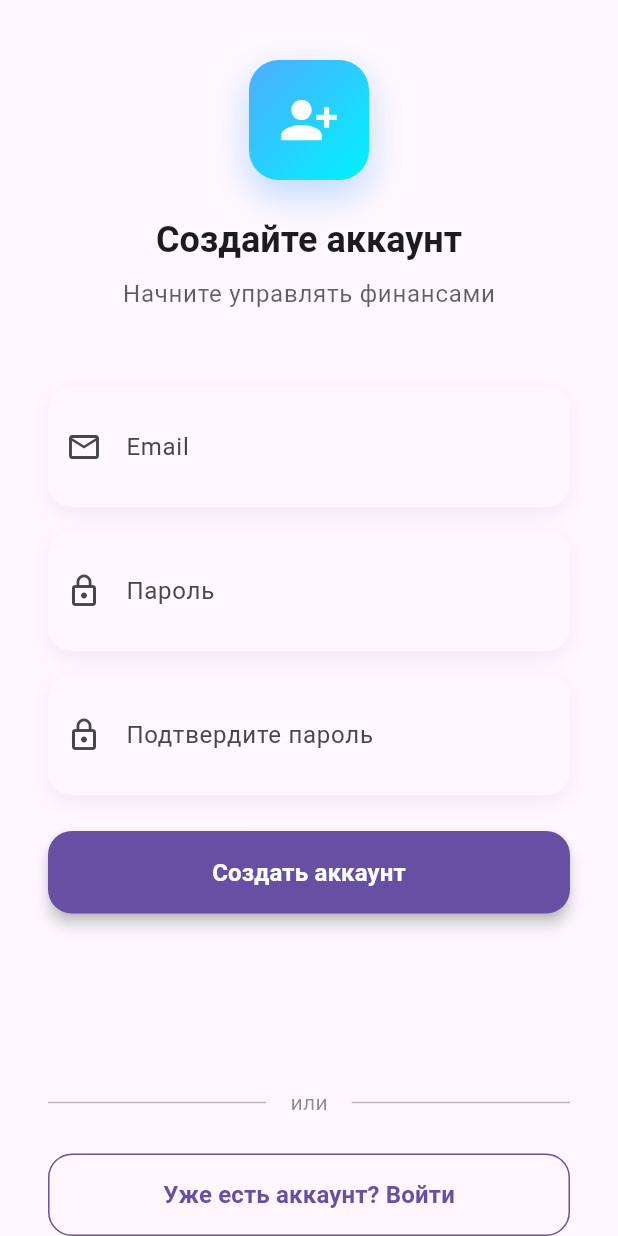
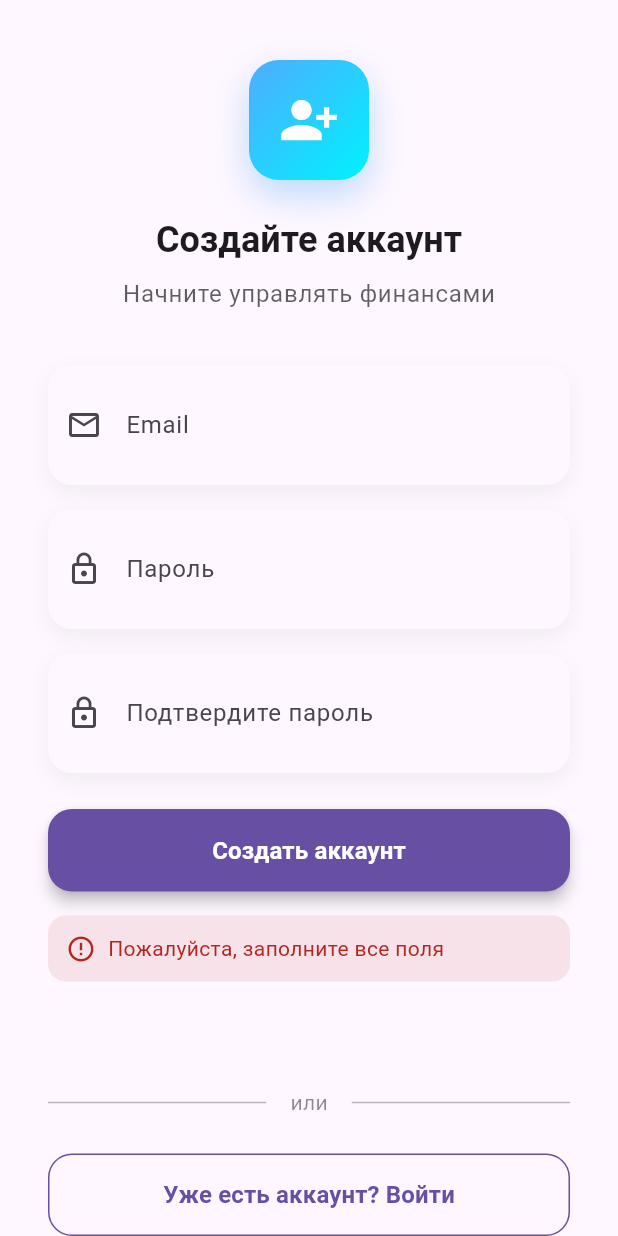
Before and after one commit to verniiiii/flutter13, a Flutter app: the RegisterScreen screen opened by its route, after a tap on "Создать аккаунт", on a phone screen of 412 x 824 dp. Run offline on Flutter 3.47's test engine with Material 3 defaults, Android fonts, the phone set to English and light mode, and no system bars; our stand-ins replace dio, flutter_mobx, flutter_secure_storage, get_it, go_router, mobx and 2 more; accounts and stored records are empty; statements that could not run were skipped.

Commit message:
integrate authentication API into login and register screens

```diff
--- a/lib/ui/features/auth/screens/register_screen.dart
+++ b/lib/ui/features/auth/screens/register_screen.dart
@@ -1,5 +1,4 @@
 import 'package:flutter/material.dart';
-import 'package:flutter_mobx/flutter_mobx.dart';
 import 'package:go_router/go_router.dart';
 import 'package:get_it/get_it.dart';
 import 'package:prac13/ui/features/auth/state/auth_store.dart';
@@ -229,8 +228,9 @@ class _RegisterScreenState extends State<RegisterScreen> with SingleTickerProvid
         const SizedBox(height: 24),
 
         // Кнопка регистрации
-        Observer(
-          builder: (_) => SizedBox(
+        ListenableBuilder(
+          listenable: authStore,
+          builder: (context, _) => SizedBox(
             width: double.infinity,
             child: ElevatedButton(
               onPressed: authStore.isLoading ? null : _handleRegister,
@@ -266,8 +266,9 @@ class _RegisterScreenState extends State<RegisterScreen> with SingleTickerProvid
         const SizedBox(height: 16),
 
         // Сообщение об ошибке
-        Observer(
-          builder: (_) => AnimatedSwitcher(
+        ListenableBuilder(
+          listenable: authStore,
+          builder: (context, _) => AnimatedSwitcher(
             duration: const Duration(milliseconds: 300),
             child: authStore.hasError
                 ? Container(
```
Also changed, not shown: lib/ui/features/auth/screens/login_screen.dart (+6 -21 lines).
